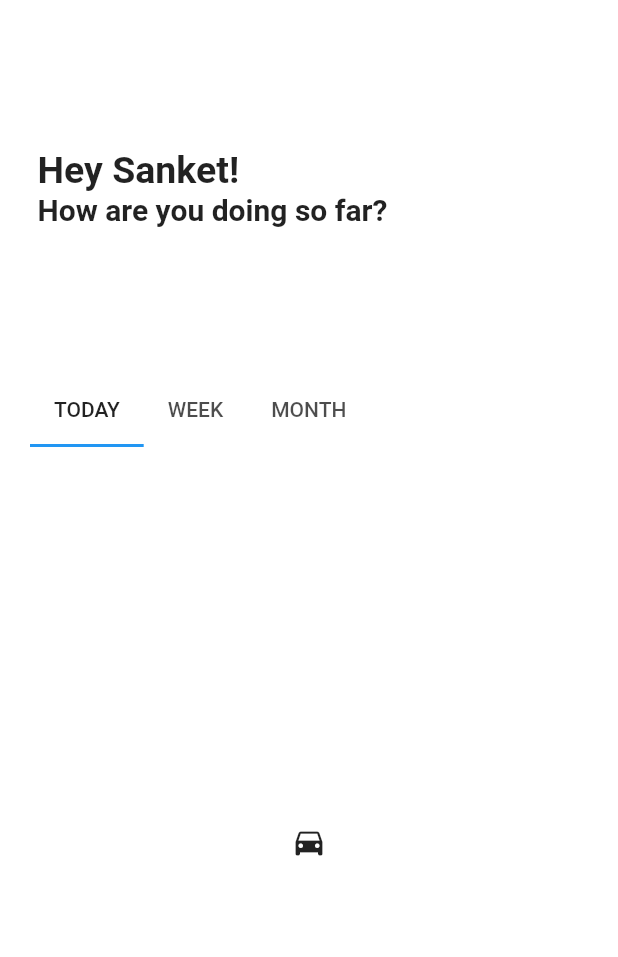
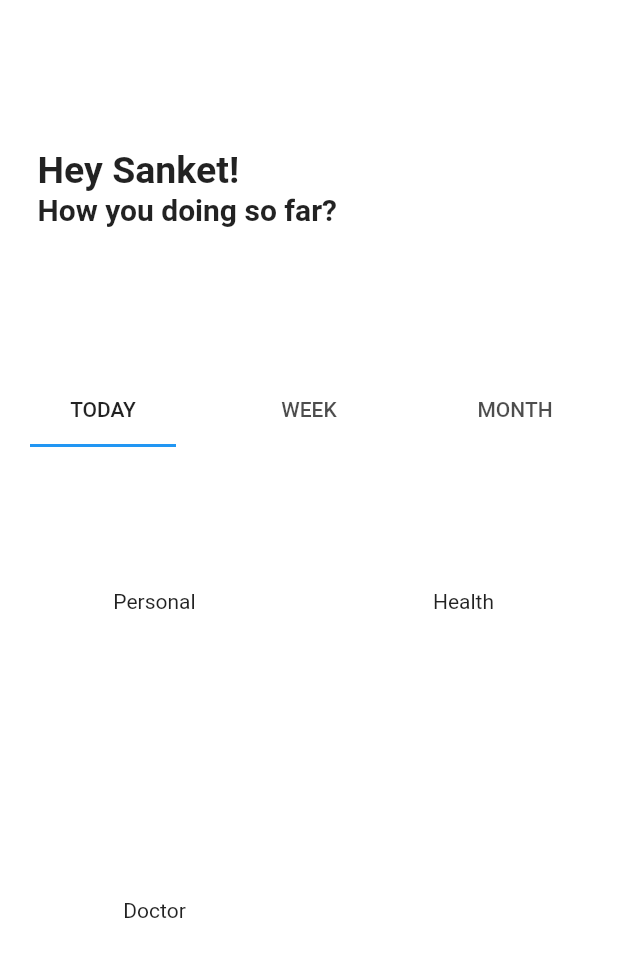
Before and after one commit to sanket143/Stodo, a Flutter app: the screen it shows after launch, on a phone screen of 412 x 824 dp. Shown: the top 957 px of the screen. Run offline on Flutter 3.47's test engine with Material 2 defaults, Android fonts, the phone set to English and light mode, and no system bars; our stand-ins replace rxdart.

Commit message:
Categories Look

```diff
--- /dev/null
+++ b/lib/src/ui/category_list.dart
@@ -0,0 +1,33 @@
+import 'package:flutter/material.dart';
+
+class CategoryList extends StatefulWidget {
+  final List<dynamic> categoryLists;
+
+  const CategoryList(this.categoryLists);
+
+  @override
+  _CategoryListState createState() => _CategoryListState();
+}
+
+class _CategoryListState extends State<CategoryList> {
+  @override
+  Widget build(BuildContext context) {
+    return Container(
+      child: GridView.builder(
+        itemCount: widget.categoryLists.length,
+        gridDelegate: SliverGridDelegateWithFixedCrossAxisCount(
+          crossAxisCount: 2
+        ),
+        itemBuilder: (BuildContext context, int index){
+          return Container(
+            width: 200,
+            height: 200,
+            child: Center(
+              child: Text(widget.categoryLists[index])
+            ),
+          );
+        },
+      )
+    );
+  }
+}
--- a/lib/src/ui/header.dart
+++ b/lib/src/ui/header.dart
@@ -21,7 +21,7 @@ class Header extends StatelessWidget {
               ),
             ),
             Text(
-              "How are you doing so far?",
+              "How you doing so far?",
               style: TextStyle(
                 fontSize: 20,
                 fontWeight: FontWeight.bold
--- a/lib/src/ui/show_lists.dart
+++ b/lib/src/ui/show_lists.dart
@@ -1,4 +1,5 @@
 import 'package:flutter/material.dart';
+import 'package:stodo/src/ui/category_list.dart';
 
 class TaskCategoryList extends StatefulWidget {
   @override
@@ -9,15 +10,13 @@ class _TaskCategoryListState extends State<TaskCategoryList> {
   @override
   Widget build(BuildContext context) {
     return Expanded(
-      child: Padding(
-        padding: const EdgeInsets.symmetric(horizontal: 20),
       child: Container(
         child: DefaultTabController(
           length: 3,
           child: Scaffold(
             backgroundColor: Colors.white,
             appBar: TabBar(
-                isScrollable: true,
+              indicatorPadding: EdgeInsets.symmetric(horizontal: 20.0),
               tabs: [
                 Tab(
                   child: Text("TODAY"),
@@ -32,7 +31,7 @@ class _TaskCategoryListState extends State<TaskCategoryList> {
             ),
             body: TabBarView(
               children: [
-                  Icon(Icons.directions_car),
+                CategoryList(["Personal", "Health", "Doctor"]),
                 Icon(Icons.directions_transit),
                 Icon(Icons.directions_bike),
               ],
@@ -40,7 +39,6 @@ class _TaskCategoryListState extends State<TaskCategoryList> {
           ),
         )
       ),
-      ),
     );
   }
 }
```
Lines whose indentation alone changed are shown as unchanged.
